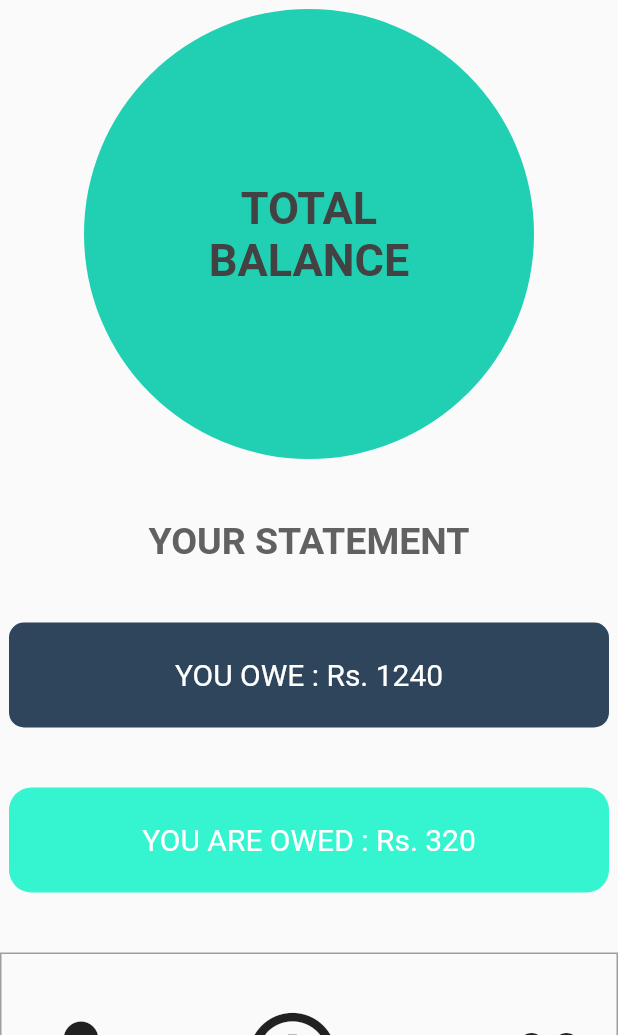
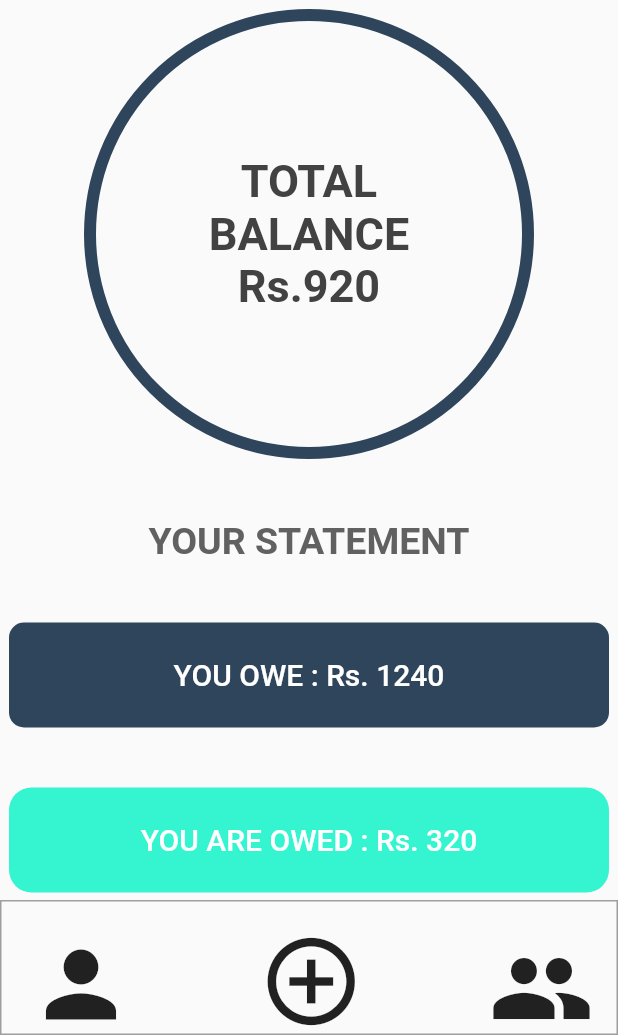
Before and after one commit to hansisanghani/BillSplit, a Flutter app: the HomePage screen opened directly, on a phone screen of 412 x 824 dp, the part 201-1236 px from its top. Run offline on Flutter 3.47's test engine with Material 2 defaults, Android fonts, the phone set to English and light mode, and no system bars; our stand-ins replace firebase_auth, firebase_core, google_sign_in, hexcolor; missing offline and left inert: align_positioned; accounts and stored records are empty.

Commit message:
UI modified

```diff
--- a/lib/bottomnavigation.dart
+++ b/lib/bottomnavigation.dart
@@ -1,4 +1,4 @@
-import 'package:billsplit/friends_record.dart';
+import 'friends_record.dart';
 import 'package:flutter/material.dart';
 import 'package:hexcolor/hexcolor.dart';
 import 'homepage.dart';
@@ -7,12 +7,15 @@ import 'groups_records.dart';
 import 'friends_new.dart';
 
 class MyNavBar extends StatelessWidget {
+  MyNavBar({this.link});
+
+  final Widget link;
 
   @override
   Widget build(BuildContext context) {
       return Container(
-      height: 100.0, // in logical pixels
-      padding: const EdgeInsets.symmetric(horizontal: 10.0),
+      height: 90.0, // in logical pixels
+      //padding: const EdgeInsets.symmetric(horizontal: 10.0),
       decoration: BoxDecoration(border: Border.all(color: Colors.grey,)),
       // Row is a horizontal, linear layout.
       child: Row(
@@ -20,13 +23,15 @@ class MyNavBar extends StatelessWidget {
                     mainAxisAlignment: MainAxisAlignment.spaceBetween,
                     children: [
                       Container(
-                        //margin: const EdgeInsets.all(30),
+                        margin: const EdgeInsets.fromLTRB(10,10,10,25),
                         child:
                         IconButton(
                           icon:Icon(
                             Icons.person,
                             size: 70.0,
+
                           ),
+                          tooltip: 'Friends',
                           onPressed: () {
                             Navigator.push(
                               context,
@@ -36,24 +41,25 @@ class MyNavBar extends StatelessWidget {
                         )
                       ),
                       Container(
-                        margin: const EdgeInsets.all(10),
+                        margin: const EdgeInsets.fromLTRB(10,10,10,40),
                         child:
                         IconButton(
                           icon:Icon(
                             Icons.add_circle_outline,
                             size: 70.0
                           ),
+                          tooltip: 'Add',
                           onPressed: () {
                             Navigator.push(
                               context,
-                              MaterialPageRoute(builder: (context) => FriendsNew()),
+                              MaterialPageRoute(builder: (context) => link),
                             );
                           }
                         )
                       ),
 
                       Container(
-                        margin: const EdgeInsets.all(30),
+                        margin: const EdgeInsets.fromLTRB(10,10,45,20),
                         child:
                           //color: Colors.amber,
 
@@ -62,6 +68,7 @@ class MyNavBar extends StatelessWidget {
                             Icons.people,
                             size: 70.0,
                           ),
+                          tooltip: 'Groups',
                           onPressed: () {
                             Navigator.push(
                               context,
--- a/lib/homepage.dart
+++ b/lib/homepage.dart
@@ -1,3 +1,4 @@
+import 'friends_new.dart';
 import 'package:flutter/material.dart';
 import 'package:hexcolor/hexcolor.dart';
 import 'appbar.dart';
@@ -29,17 +30,17 @@ class HomePage extends StatelessWidget{
                         width: 300.0,
                         height: 300.0,
                         decoration: BoxDecoration(
-                          color: HexColor('#21D0B2'),
+                          //color: HexColor('#21D0B2'),
                           shape: BoxShape.circle,
                           //borderRadius: BorderRadius.all(Radius.circular(40)),
-                          //border: Border.all(
-                          //  width: 5,
-                          //  color: HexColor('#S2F455C'),
-                          //  style: BorderStyle.solid,
-                          //)
+                          border: Border.all(
+                            width: 8,
+                            color: HexColor('2F455C'),
+                            style: BorderStyle.solid,
+                          )
                         ) ,
 
-                        child: Text('TOTAL\nBALANCE',
+                        child: Text('TOTAL\nBALANCE\nRs.920',
                         style: TextStyle(
                           color: Colors.grey[800],
                           fontSize: 30.0,
@@ -80,7 +81,7 @@ class HomePage extends StatelessWidget{
                           style: TextStyle(
                             color: Colors.white,
                             fontSize: 20.0,
-                            //fontWeight: FontWeight.bold,
+                            fontWeight: FontWeight.w500,
                           )
                         ),
                         decoration: BoxDecoration(borderRadius: BorderRadius.circular(10),
@@ -102,7 +103,7 @@ class HomePage extends StatelessWidget{
                           style: TextStyle(
                             color: Colors.white,
                             fontSize: 20.0,
-                            //fontWeight: FontWeight.bold,
+                            fontWeight: FontWeight.w500,
                           )
                         ),
                         decoration: BoxDecoration(borderRadius: BorderRadius.circular(15),
@@ -111,14 +112,14 @@ class HomePage extends StatelessWidget{
                         )
                     ]
                   ) ,
-                  SizedBox(height: 40.0),
-                  MyNavBar(),
+
+
                 ],
               )
 
             ],
           ),
-
+          bottomNavigationBar: MyNavBar(link: FriendsNew()),
 
     );
 
```
